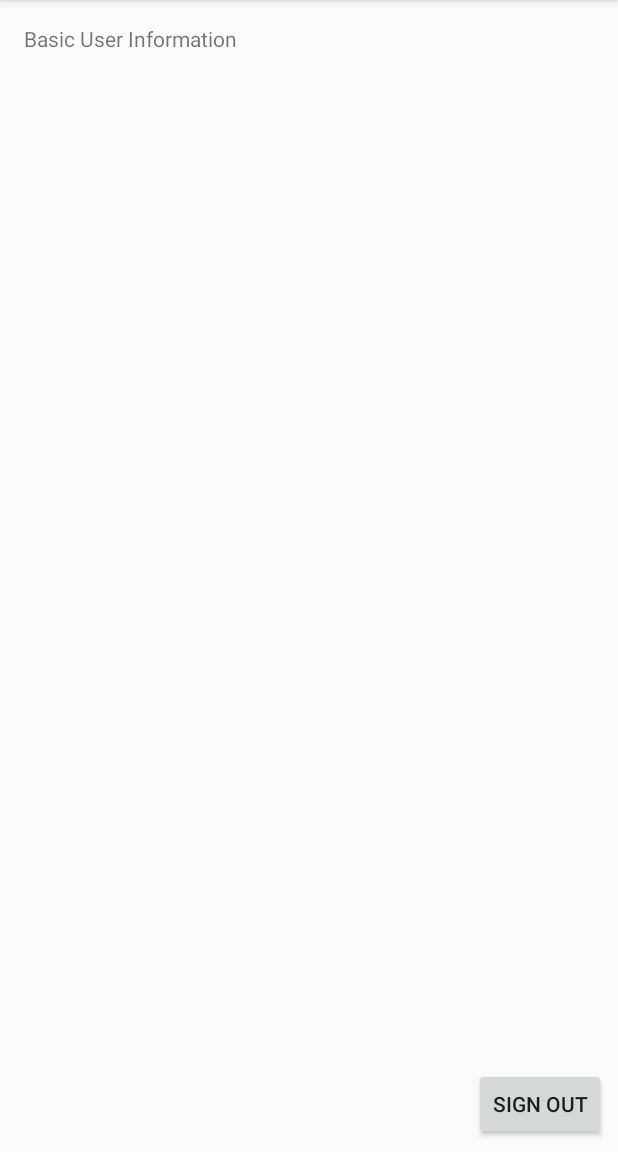
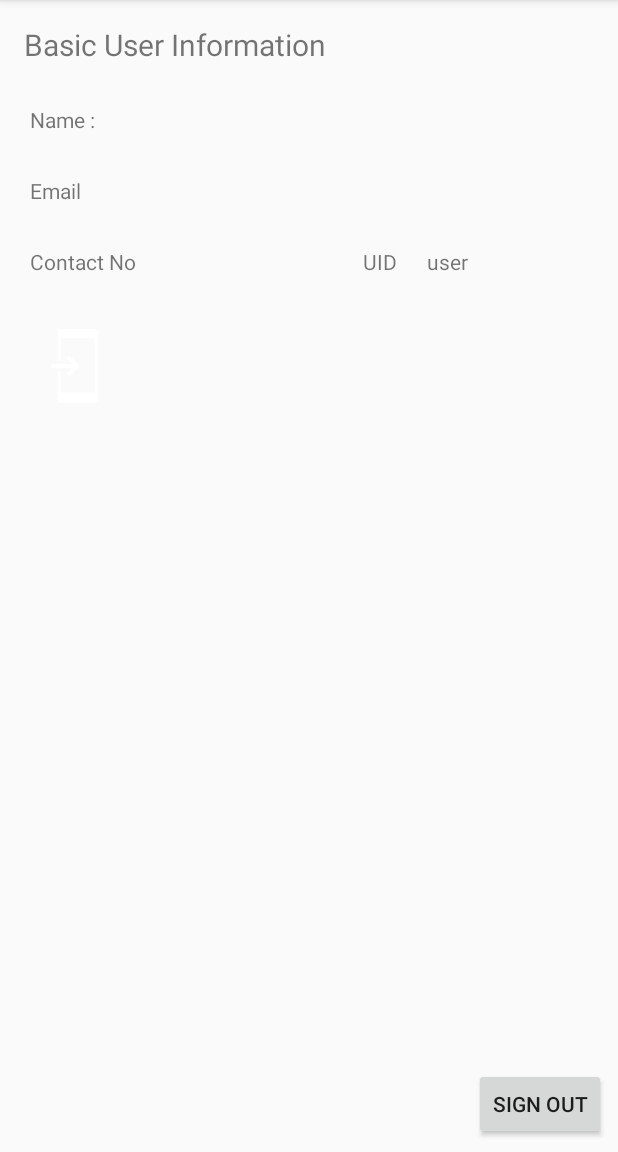
Before and after one commit to Avishka0303/Android_Firebase_authontication, an Android app: the InformationActivity screen opened directly, with no data from a screen before it, on a phone screen of 412 x 824 dp, the part 84-1236 px from its top. Run offline under Robolectric (Android 15) with nearby library versions, the phone set to English and light mode, and no system bars; our stand-ins replace Firebase (no records; nobody signed in at launch, a user with empty details on screens opened directly).

Commit message:
Normal account is finished.

```diff
--- a/app/src/main/java/com/example/predatorx21/fireemailauth/InformationActivity.java
+++ b/app/src/main/java/com/example/predatorx21/fireemailauth/InformationActivity.java
@@ -1,13 +1,55 @@
 package com.example.predatorx21.fireemailauth;
 
+import android.net.Uri;
 import android.support.v7.app.AppCompatActivity;
 import android.os.Bundle;
+import android.widget.Button;
+import android.widget.ImageView;
+import android.widget.TextView;
+import android.widget.Toast;
+
+import com.google.firebase.auth.FirebaseUser;
 
 public class InformationActivity extends AppCompatActivity {
+
+    private FirebaseUser user;
+    private TextView username,emailtxt,userid,contactno;
+    private ImageView profilePicView;
+    private Button signoutbtn;
 
     @Override
     protected void onCreate(Bundle savedInstanceState) {
         super.onCreate(savedInstanceState);
         setContentView(R.layout.activity_information);
+
+        username=(TextView) findViewById(R.id.usernametxt);
+        emailtxt=(TextView) findViewById(R.id.emailtxt);
+        userid=(TextView) findViewById(R.id.uidtxt);
+        contactno=(TextView) findViewById(R.id.contxt);
+        profilePicView=(ImageView)findViewById(R.id.imageView);
+
+        user=MainActivity.mAuth.getCurrentUser();
+        setInitialInfo(user);
+    }
+
+    private void setInitialInfo(FirebaseUser user) {
+
+        String userName=user.getDisplayName();
+        String userEmail=user.getEmail();
+        String userPhoneNumber=user.getPhoneNumber();
+        String userId=user.getUid();
+        Uri photoUrl=user.getPhotoUrl();
+
+        if(photoUrl==null){
+            Toast.makeText(InformationActivity.this, "No Image URL founded.", Toast.LENGTH_SHORT).show();
+        }
+
+        username.setText(userName);
+        emailtxt.setText(userEmail);
+        userid.setText(userId);
+        contactno.setText(userPhoneNumber);
+        profilePicView.setImageURI(photoUrl);
+
+
     }
 }
--- a/app/src/main/java/com/example/predatorx21/fireemailauth/MainActivity.java
+++ b/app/src/main/java/com/example/predatorx21/fireemailauth/MainActivity.java
@@ -19,8 +19,7 @@ import com.google.firebase.auth.FirebaseUser;
 public class MainActivity extends AppCompatActivity implements View.OnClickListener{
 
     private static final String TAG="MainActivity";
-    private FirebaseAuth mAuth;
-
+    public static FirebaseAuth mAuth;
     private EditText emailTxt,passTxt;
     //initialize android lifecycle states .---------------------------------------------------------
 
--- a/app/src/main/res/layout/activity_information.xml
+++ b/app/src/main/res/layout/activity_information.xml
@@ -23,6 +23,100 @@
         android:layout_marginStart="16dp"
         android:layout_marginTop="16dp"
         android:text="Basic User Information"
+        android:textSize="20sp"
         app:layout_constraintStart_toStartOf="parent"
         app:layout_constraintTop_toTopOf="parent" />
+
+    <TextView
+        android:id="@+id/textView3"
+        android:layout_width="wrap_content"
+        android:layout_height="22dp"
+        android:layout_marginStart="20dp"
+        android:layout_marginTop="70dp"
+        android:text="Name :"
+        app:layout_constraintStart_toStartOf="parent"
+        app:layout_constraintTop_toTopOf="parent" />
+
+    <TextView
+        android:id="@+id/textView4"
+        android:layout_width="wrap_content"
+        android:layout_height="22dp"
+        android:layout_marginStart="20dp"
+        android:layout_marginTop="25dp"
+        android:text="Email"
+        app:layout_constraintStart_toStartOf="parent"
+        app:layout_constraintTop_toBottomOf="@+id/textView3" />
+
+    <TextView
+        android:id="@+id/usernametxt"
+        android:layout_width="232dp"
+        android:layout_height="22dp"
+        android:layout_marginStart="8dp"
+        android:layout_marginTop="70dp"
+        android:layout_marginEnd="8dp"
+        app:layout_constraintEnd_toEndOf="parent"
+        app:layout_constraintHorizontal_bias="0.513"
+        app:layout_constraintStart_toEndOf="@+id/textView3"
+        app:layout_constraintTop_toTopOf="parent" />
+
+    <TextView
+        android:id="@+id/emailtxt"
+        android:layout_width="232dp"
+        android:layout_height="22dp"
+        android:layout_marginStart="52dp"
+        android:layout_marginTop="25dp"
+        android:layout_marginEnd="8dp"
+        app:layout_constraintEnd_toEndOf="parent"
+        app:layout_constraintHorizontal_bias="0.078"
+        app:layout_constraintStart_toEndOf="@+id/textView4"
+        app:layout_constraintTop_toBottomOf="@+id/usernametxt" />
+
+    <TextView
+        android:id="@+id/textView8"
+        android:layout_width="wrap_content"
+        android:layout_height="22dp"
+        android:layout_marginStart="20dp"
+        android:layout_marginTop="25dp"
+        android:text="Contact No"
+        app:layout_constraintStart_toStartOf="parent"
+        app:layout_constraintTop_toBottomOf="@+id/textView4" />
+
+    <TextView
+        android:id="@+id/textView9"
+        android:layout_width="wrap_content"
+        android:layout_height="22dp"
+        android:layout_marginStart="20dp"
+        android:layout_marginTop="25dp"
+        android:text="UID"
+        app:layout_constraintStart_toEndOf="@+id/contxt"
+        app:layout_constraintTop_toBottomOf="@+id/emailtxt" />
+
+    <TextView
+        android:id="@+id/contxt"
+        android:layout_width="115dp"
+        android:layout_height="22dp"
+        android:layout_marginStart="16dp"
+        android:layout_marginTop="25dp"
+        app:layout_constraintStart_toEndOf="@+id/textView8"
+        app:layout_constraintTop_toBottomOf="@+id/emailtxt" />
+
+    <TextView
+        android:id="@+id/uidtxt"
+        android:layout_width="66dp"
+        android:layout_height="22dp"
+        android:layout_marginStart="20dp"
+        android:layout_marginTop="25dp"
+        app:layout_constraintStart_toEndOf="@+id/textView9"
+        app:layout_constraintTop_toBottomOf="@+id/emailtxt" />
+
+    <ImageView
+        android:id="@+id/imageView"
+        android:layout_width="wrap_content"
+        android:layout_height="wrap_content"
+        android:layout_marginStart="20dp"
+        android:layout_marginTop="25dp"
+        app:layout_constraintStart_toStartOf="parent"
+        app:layout_constraintTop_toBottomOf="@+id/textView8"
+        app:srcCompat="@drawable/common_full_open_on_phone" />
+
 </android.support.constraint.ConstraintLayout>
```
